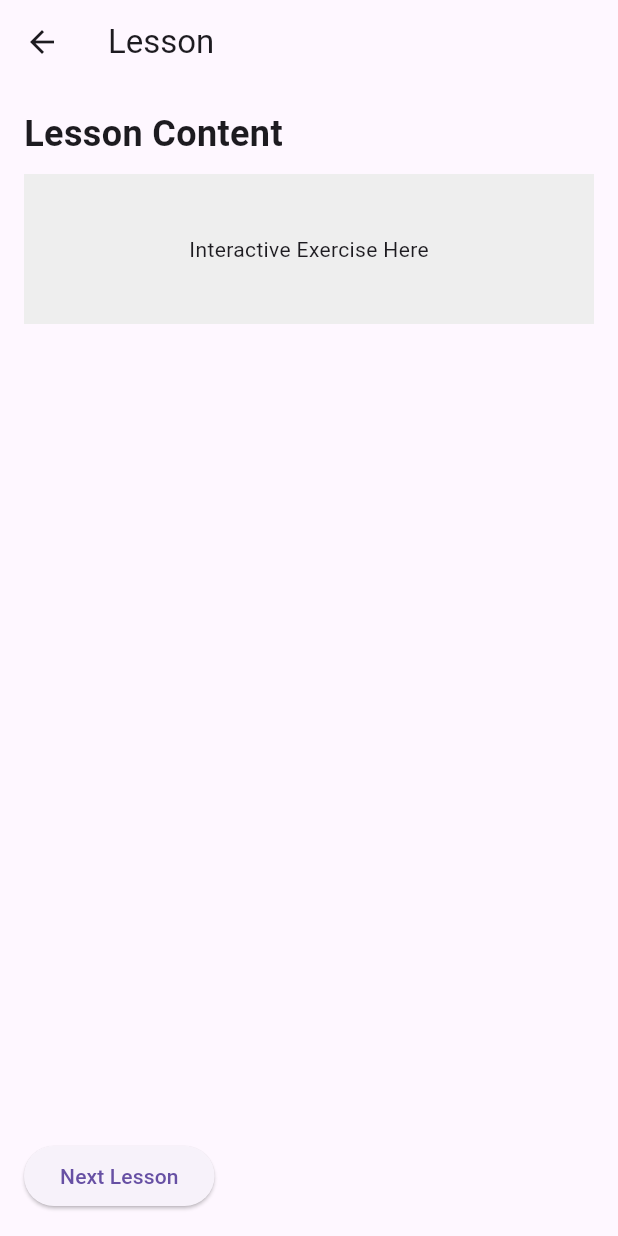
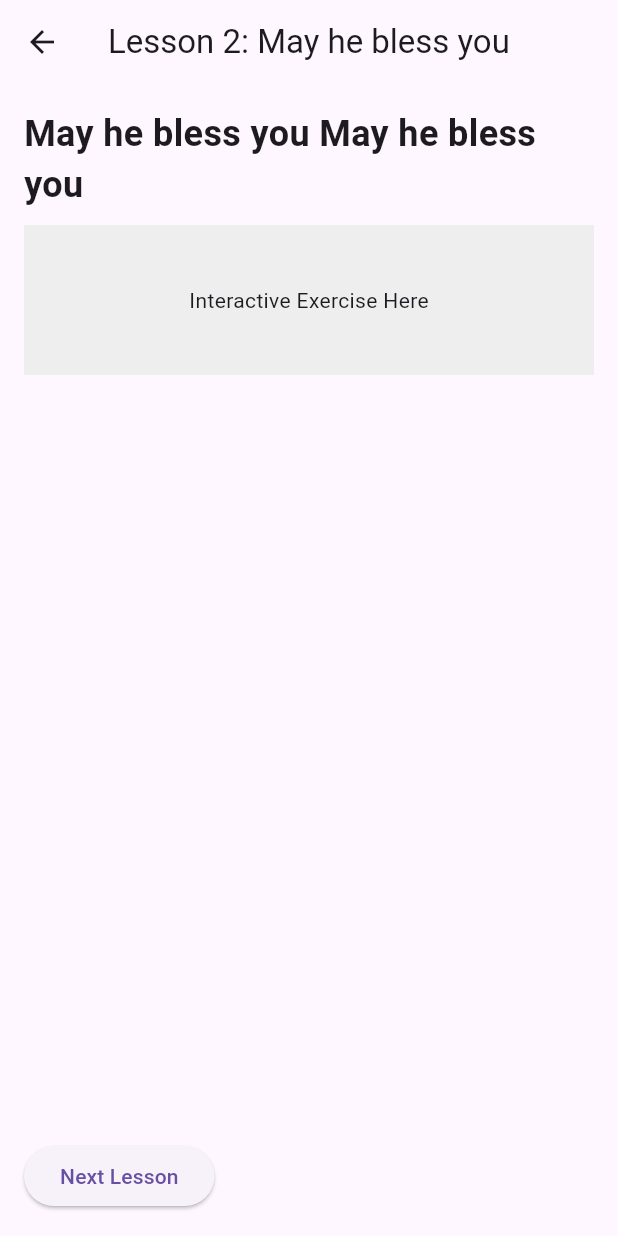
Before and after one commit to freesultan/language_app, a Flutter app: the screen it shows after launch, item 2 of the bottom bar chosen, after a tap on "Next Lesson", on a phone screen of 412 x 824 dp. Run offline on Flutter 3.47's test engine with Material 3 defaults, Android fonts, the phone set to English and light mode, and no system bars.

Commit message:
add next lesson functionality

```diff
--- a/lib/core/services/lesson_providor.dart
+++ b/lib/core/services/lesson_providor.dart
@@ -3,12 +3,22 @@ import '../models/lesson.dart';
 
 class LessonProvider with ChangeNotifier {
   final List<Lesson> _lessons = [
-    Lesson(title: 'Lesson 1', content: 'Content for lesson 1'),
-    Lesson(title: 'Lesson 2', content: 'Content for lesson 2'),
+    Lesson(title: 'Lesson 1: Introduction', content: 'Introduction Introduction Introduction'),
+    Lesson(title: 'Lesson 2: May he bless you', content: 'May he bless you May he bless you'),
+    Lesson(title: 'Lesson 3: How to speak English', content: 'How to speak English'),
     // Add more lessons here
   ];
 
+  int _lessonsCompleted = 0;
+
   List<Lesson> get lessons => _lessons;
+  int get lessonsCompleted => _lessonsCompleted;
+
+
+ void completeLesson() {
+    _lessonsCompleted++;
+    notifyListeners();
+  }
 
   void addLesson(Lesson lesson) {
     _lessons.add(lesson);
--- a/lib/features/home/presentation/pages/lesson_screen.dart
+++ b/lib/features/home/presentation/pages/lesson_screen.dart
@@ -1,22 +1,29 @@
 import 'package:flutter/material.dart';
+import 'package:provider/provider.dart';
+import '../../../../core/services/lesson_providor.dart';
 
 class LessonScreen extends StatelessWidget {
-  const LessonScreen({super.key});
+
+  final int lessonIndex;
+  const LessonScreen({super.key, required this.lessonIndex});
 
   @override
   Widget build(BuildContext context) {
+     var lessonProvider = Provider.of<LessonProvider>(context);
+    var lesson = lessonProvider.lessons[lessonIndex];
+
     return Scaffold(
       appBar: AppBar(
-        title: const Text('Lesson'),
+        title: Text(lesson.title),
       ),
       body: Padding(
         padding: const EdgeInsets.all(16.0),
         child: Column(
           crossAxisAlignment: CrossAxisAlignment.start,
           children: [
-            const Text(
-              'Lesson Content',
-              style: TextStyle(fontSize: 24, fontWeight: FontWeight.bold),
+             Text(
+              lesson.content,
+              style: const TextStyle(fontSize: 24, fontWeight: FontWeight.bold),
             ),
             const SizedBox(height: 10),
             Container(
@@ -28,9 +35,19 @@ class LessonScreen extends StatelessWidget {
             ),
             const Spacer(),
             ElevatedButton(
-              onPressed: () {
-                // Navigate to next lesson or perform action
-              },
+
+              onPressed: lessonIndex < lessonProvider.lessons.length - 1
+                  ? () {
+                      Navigator.pushReplacement(
+                        context,
+                        MaterialPageRoute(
+                          builder: (context) => LessonScreen(
+                            lessonIndex: lessonIndex + 1,
+                          ),
+                        ),
+                      );
+                    }
+                  : null,
               child: const Text('Next Lesson'),
             ),
           ],
--- a/lib/features/home/widgets/bottom_nav_bar.dart
+++ b/lib/features/home/widgets/bottom_nav_bar.dart
@@ -33,7 +33,7 @@ class BottomNavBar extends StatelessWidget {
             break;
           case 1:
             Navigator.push(context,
-            MaterialPageRoute(builder: (context) => const LessonScreen())
+            MaterialPageRoute(builder: (context) => const LessonScreen(lessonIndex: 0))
             );
             break;
           case 2:
--- a/lib/features/home/widgets/progress_tracker_widget.dart
+++ b/lib/features/home/widgets/progress_tracker_widget.dart
@@ -1,19 +1,26 @@
 import 'package:flutter/material.dart';
+import 'package:provider/provider.dart';
+import '../../../../core/services/lesson_providor.dart';
+
 
 class ProgressTrackerWidget extends StatelessWidget {
   const ProgressTrackerWidget({super.key});
 
+
   @override
   Widget build(BuildContext context) {
-    return const Column(
+    var lessonProvidor = Provider.of<LessonProvider>(context);
+    var progress = lessonProvidor.lessonsCompleted / lessonProvidor.lessons.length;
+
+    return  Column(
       crossAxisAlignment: CrossAxisAlignment.start,
       children: [
-        Text(
+        const Text(
           'Progress Tracker',
           style: TextStyle(fontSize: 24, fontWeight: FontWeight.bold),
         ),
-        SizedBox(height: 10),
-        LinearProgressIndicator(value: 0.5),
+        const SizedBox(height: 10),
+        LinearProgressIndicator(value: progress),
       ],
     );
   }
```
Also changed, not shown: 4 other files.
